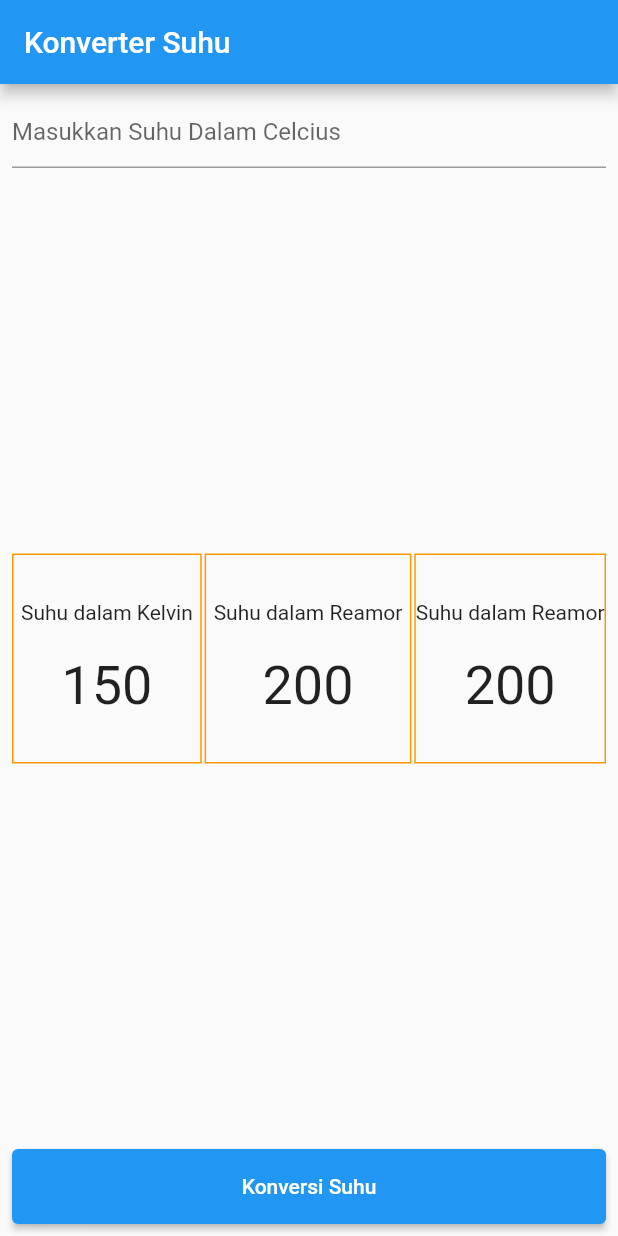
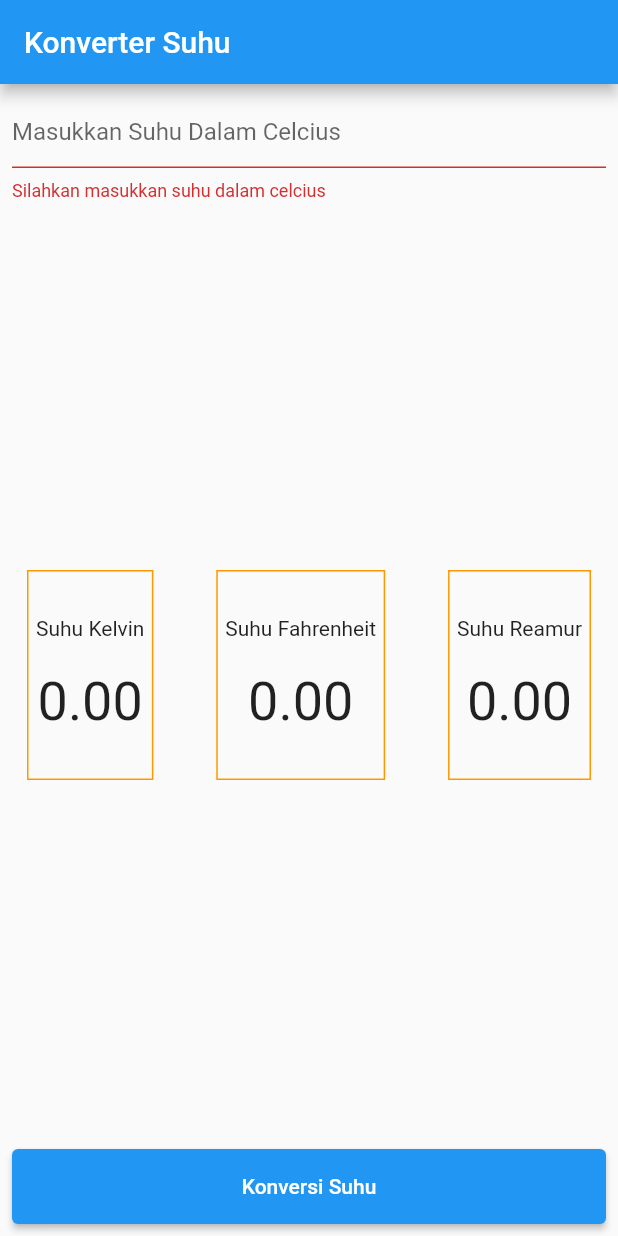
Before and after one commit to Almasyriqi/konversi_suhu, a Flutter app: the screen it shows after launch, after a tap on "Konversi Suhu", on a phone screen of 412 x 824 dp. Run offline on Flutter 3.47's test engine with Material 2 defaults, Android fonts, the phone set to English and light mode, and no system bars.

Commit message:
Membuat aplikasi interaktif

```diff
--- a/lib/main.dart
+++ b/lib/main.dart
@@ -7,10 +7,34 @@ void main() {
   runApp(const MyApp());
 }
 
-class MyApp extends StatelessWidget {
+class MyApp extends StatefulWidget {
   const MyApp({Key? key}) : super(key: key);
 
-  // This widget is the root of your application.
+  @override
+  State<MyApp> createState() => _MyAppState();
+}
+
+class _MyAppState extends State<MyApp> {
+  // text controller
+  TextEditingController etInput = TextEditingController();
+  //variabel berubah
+  double _inputUser = 0;
+  double _kelvin = 0;
+  double _fahrenheit = 0;
+  double _reamur = 0;
+  final _formKey = GlobalKey<FormState>();
+
+  _konversiSuhu() {
+    setState(() {
+      if (_formKey.currentState!.validate()) {
+        _inputUser = double.parse(etInput.text);
+        _reamur = 4 / 5 * _inputUser;
+        _fahrenheit = 9 / 5 * _inputUser + 32;
+        _kelvin = _inputUser + 273;
+      }
+    });
+  }
+
   @override
   Widget build(BuildContext context) {
     return MaterialApp(
@@ -28,7 +52,16 @@ class MyApp extends StatelessWidget {
           child: Column(
             mainAxisAlignment: MainAxisAlignment.spaceBetween,
             children: <Widget>[
-              TextFormField(
+              Form(
+                key: _formKey,
+                child: TextFormField(
+                  controller: etInput,
+                  validator: (value) {
+                    if (value == null || value.isEmpty) {
+                      return 'Silahkan masukkan suhu dalam celcius';
+                    }
+                    return null;
+                  },
                   decoration: const InputDecoration(
                     hintText: 'Masukkan Suhu Dalam Celcius',
                   ),
@@ -37,6 +70,7 @@ class MyApp extends StatelessWidget {
                     WhitelistingTextInputFormatter.digitsOnly
                   ],
                 ),
+              ),
               Row(
                 mainAxisAlignment: MainAxisAlignment.spaceBetween,
                 children: [
@@ -44,17 +78,18 @@ class MyApp extends StatelessWidget {
                     // ignore: prefer_const_literals_to_create_immutables
                     children: [
                       Container(
+                        margin: const EdgeInsets.only(left: 10),
                         padding: const EdgeInsets.fromLTRB(5, 30, 5, 30),
                         decoration: BoxDecoration(
                             border: Border.all(color: Colors.orange)),
                         child: Column(
                           crossAxisAlignment: CrossAxisAlignment.center,
-                          children: const [
-                            Text("Suhu dalam Kelvin"),
-                            Padding(padding: EdgeInsets.only(bottom: 20)),
+                          children: [
+                            const Text("Suhu Kelvin"),
+                            const Padding(padding: EdgeInsets.only(bottom: 20)),
                             Text(
-                              "150",
-                              style: TextStyle(fontSize: 36),
+                              _kelvin.toStringAsFixed(2),
+                              style: const TextStyle(fontSize: 36),
                             )
                           ],
                         ),
@@ -69,12 +104,12 @@ class MyApp extends StatelessWidget {
                             border: Border.all(color: Colors.orange)),
                         child: Column(
                           crossAxisAlignment: CrossAxisAlignment.center,
-                          children: const [
-                            Text("Suhu dalam Reamor"),
-                            Padding(padding: EdgeInsets.only(bottom: 20)),
+                          children: [
+                            const Text("Suhu Fahrenheit"),
+                            const Padding(padding: EdgeInsets.only(bottom: 20)),
                             Text(
-                              "200",
-                              style: TextStyle(fontSize: 36),
+                              _fahrenheit.toStringAsFixed(2),
+                              style: const TextStyle(fontSize: 36),
                             )
                           ],
                         ),
@@ -84,17 +119,18 @@ class MyApp extends StatelessWidget {
                   Column(
                     children: [
                       Container(
-                        padding: const EdgeInsets.fromLTRB(0, 30, 0, 30),
+                        margin: const EdgeInsets.only(right: 10),
+                        padding: const EdgeInsets.fromLTRB(5, 30, 5, 30),
                         decoration: BoxDecoration(
                             border: Border.all(color: Colors.orange)),
                         child: Column(
                           crossAxisAlignment: CrossAxisAlignment.center,
-                          children: const [
-                            Text("Suhu dalam Reamor"),
-                            Padding(padding: EdgeInsets.only(bottom: 20)),
+                          children: [
+                            const Text("Suhu Reamur"),
+                            const Padding(padding: EdgeInsets.only(bottom: 20)),
                             Text(
-                              "200",
-                              style: TextStyle(fontSize: 36),
+                              _reamur.toStringAsFixed(2),
+                              style: const TextStyle(fontSize: 36),
                             )
                           ],
                         ),
@@ -107,7 +143,7 @@ class MyApp extends StatelessWidget {
                 style: ElevatedButton.styleFrom(
                   minimumSize: const Size(double.infinity, 50),
                 ),
-                onPressed: () {},
+                onPressed: _konversiSuhu,
                 child: const Text('Konversi Suhu'),
               ),
             ],
```
Lines whose indentation alone changed are shown as unchanged.
